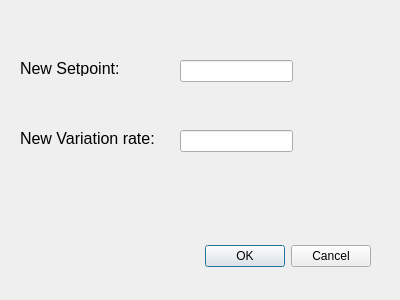
This is m_monitron_0_0/edit_lecture.ui in StokeDude18/m_monitron as Qt 5 draws it before an edit. The edited form follows.
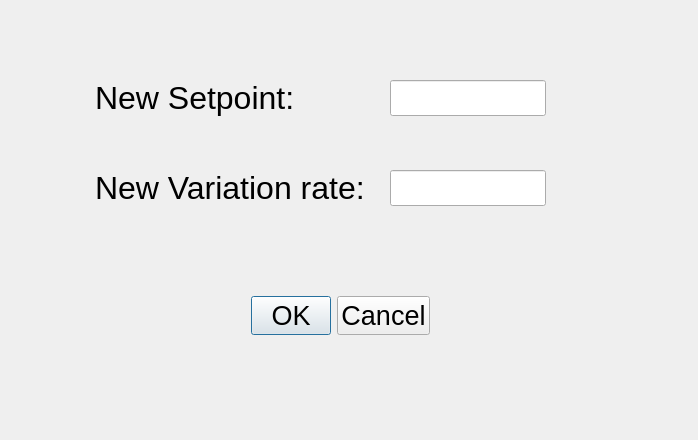
This is the edited form.

What changed in the file:
```diff
--- a/m_monitron_0_0/edit_lecture.ui
+++ b/m_monitron_0_0/edit_lecture.ui
@@ -6,54 +6,77 @@
    <rect>
     <x>0</x>
     <y>0</y>
-    <width>400</width>
-    <height>300</height>
+    <width>698</width>
+    <height>440</height>
    </rect>
   </property>
   <property name="windowTitle">
    <string>Edit Setpoint/Variation settings</string>
   </property>
+  <widget class="QLabel" name="l_Setpoint">
+   <property name="geometry">
+    <rect>
+     <x>95</x>
+     <y>80</y>
+     <width>216</width>
+     <height>36</height>
+    </rect>
+   </property>
+   <property name="font">
+    <font>
+     <pointsize>24</pointsize>
+    </font>
+   </property>
+   <property name="text">
+    <string>New Setpoint:</string>
+   </property>
+  </widget>
+  <widget class="QLineEdit" name="tb_new_var_rate">
+   <property name="geometry">
+    <rect>
+     <x>390</x>
+     <y>170</y>
+     <width>156</width>
+     <height>36</height>
+    </rect>
+   </property>
+   <property name="font">
+    <font>
+     <pointsize>20</pointsize>
+    </font>
+   </property>
+  </widget>
   <widget class="QDialogButtonBox" name="buttonBox">
    <property name="geometry">
     <rect>
-     <x>30</x>
-     <y>240</y>
-     <width>341</width>
-     <height>32</height>
+     <x>225</x>
+     <y>280</y>
+     <width>231</width>
+     <height>71</height>
     </rect>
    </property>
+   <property name="font">
+    <font>
+     <pointsize>20</pointsize>
+    </font>
+   </property>
    <property name="orientation">
     <enum>Qt::Horizontal</enum>
    </property>
    <property name="standardButtons">
     <set>QDialogButtonBox::Cancel|QDialogButtonBox::Ok</set>
    </property>
-  </widget>
-  <widget class="QLabel" name="l_Setpoint">
-   <property name="geometry">
-    <rect>
-     <x>20</x>
-     <y>60</y>
-     <width>111</width>
-     <height>16</height>
-    </rect>
-   </property>
-   <property name="font">
-    <font>
-     <pointsize>12</pointsize>
-    </font>
-   </property>
-   <property name="text">
-    <string>New Setpoint:</string>
+   <property name="centerButtons">
+    <bool>true</bool>
    </property>
   </widget>
   <widget class="QLineEdit" name="tb_new_setpoint">
    <property name="geometry">
     <rect>
-     <x>180</x>
-     <y>60</y>
-     <width>113</width>
-     <height>22</height>
+     <x>390</x>
+     <y>80</y>
+     <width>156</width>
+     <height>36</height>
     </rect>
    </property>
    <property name="inputMethodHints">
@@ -63,28 +86,18 @@
     <string/>
    </property>
   </widget>
-  <widget class="QLineEdit" name="tb_new_var_rate">
-   <property name="geometry">
-    <rect>
-     <x>180</x>
-     <y>130</y>
-     <width>113</width>
-     <height>22</height>
-    </rect>
-   </property>
-  </widget>
   <widget class="QLabel" name="l_Var_Rate">
    <property name="geometry">
     <rect>
-     <x>20</x>
-     <y>130</y>
-     <width>161</width>
-     <height>16</height>
+     <x>95</x>
+     <y>170</y>
+     <width>291</width>
+     <height>36</height>
     </rect>
    </property>
    <property name="font">
     <font>
-     <pointsize>12</pointsize>
+     <pointsize>24</pointsize>
     </font>
    </property>
    <property name="text">
```
Left out of the diff: 26 changed lines with no effect on the pictures.
